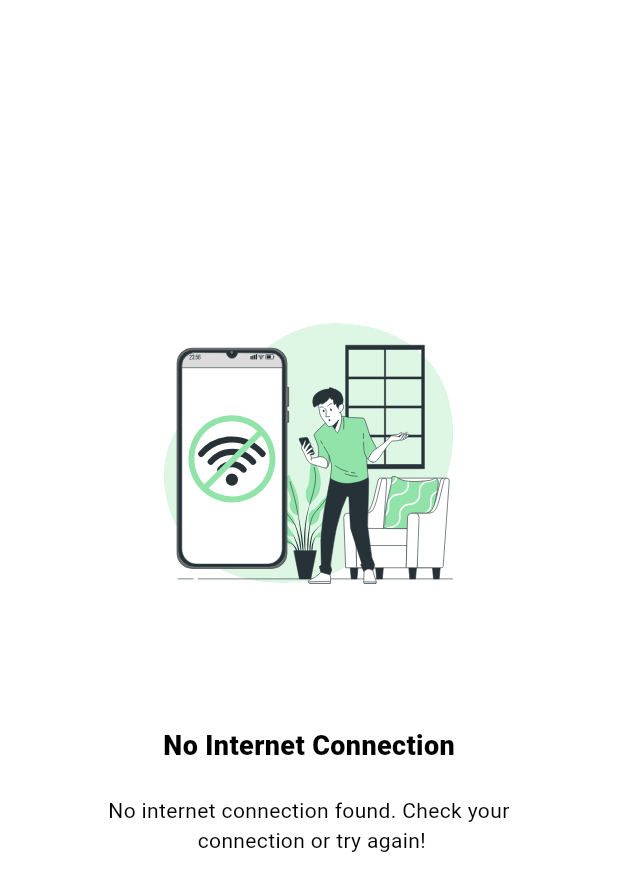
After one commit to Zafarbek708k/ddd_firebase, a Flutter app: the NoInternet screen opened directly, on a phone screen of 412 x 824 dp. The commit adds this screen. Shown: the top 891 px of the screen. Run offline on Flutter 3.47's test engine with Material 3 defaults, Android fonts, the phone set to English and light mode, and no system bars; drawn by our look-alikes of keyboard_dismisser; our stand-ins replace bloc, connectivity_plus, device_preview, dio, firebase_auth, firebase_core and 9 more; missing offline and left inert: a package; accounts and stored records are empty; generated files the repository leaves out were written again; statements that could not run were skipped.

Commit message:
2 -  commit Try to connect Connectivity checker function

```diff
--- /dev/null
+++ b/lib/application/connectivity/connectivity_state.dart
@@ -0,0 +1,6 @@
+part of 'connectivity_cubit.dart';
+
+@freezed
+class ConnectivityState with _$ConnectivityState {
+  const factory ConnectivityState.initial() = _Initial;
+}
--- a/lib/application/home_bloc/home_event.dart
+++ b/lib/application/home_bloc/home_event.dart
@@ -3,4 +3,5 @@ part of 'home_bloc.dart';
 @freezed
 class HomeEvent with _$HomeEvent {
   const factory HomeEvent.started() = _Started;
+  const factory HomeEvent.fetchData({required String animalName}) = FetchData;
 }
--- a/lib/application/home_bloc/home_state.dart
+++ b/lib/application/home_bloc/home_state.dart
@@ -3,4 +3,7 @@ part of 'home_bloc.dart';
 @freezed
 class HomeState with _$HomeState {
   const factory HomeState.initial() = _Initial;
+  const factory HomeState.loading() = _Loading;
+  const factory HomeState.loaded({required List<AnimalModel> items}) = _Loaded;
+  const factory HomeState.error({required String msg}) = _Error;
 }
--- /dev/null
+++ b/lib/presentation/pages/no_internet/no_internet.dart
@@ -0,0 +1,53 @@
+import 'dart:developer';
+
+import 'package:ddd_firebase/presentation/core/const/all_library.dart';
+import 'package:flutter_svg/svg.dart';
+
+class NoInternet extends StatefulWidget {
+  const NoInternet({super.key});
+
+  @override
+  State<NoInternet> createState() => _NoInternetState();
+}
+
+class _NoInternetState extends State<NoInternet> {
+  @override
+  Widget build(BuildContext context) {
+    return PopScope(
+      onPopInvoked: (value) async {
+        log("PopScope Value: $value");
+      },
+      child: Scaffold(
+        body: Center(
+          child: Column(
+            mainAxisAlignment: MainAxisAlignment.center,
+            crossAxisAlignment: CrossAxisAlignment.center,
+            children: [
+              SizedBox(height: 200, child: SvgPicture.asset("assets/svg/No-connection-bro.svg")),
+              const SizedBox(height: 80),
+              const Text(
+                'No Internet Connection',
+                style: TextStyle(
+                  color: Colors.black,
+                  fontWeight: FontWeight.w800,
+                  fontSize: 18,
+                ),
+              ),
+              const SizedBox(height: 20),
+              const Text(
+                'No internet connection found. Check your \n connection or try again!',
+                textAlign: TextAlign.center,
+                style: TextStyle(
+                  color: Colors.black,
+                  fontWeight: FontWeight.w400,
+                  fontSize: 14,
+                ),
+              ),
+              const SizedBox(height: 50),
+            ],
+          ),
+        ),
+      ),
+    );
+  }
+}
```
Also changed, not shown: lib/application/connectivity/connectivity_cubit.dart (added, +9 -0 lines), lib/application/home_bloc/home_bloc.dart (+34 -3 lines), lib/domain/connection_handler/connection_status_listener.dart (added, +96 -0 lines), lib/presentation/core/widgtes/animal_item_home_widget.dart (added, +78 -0 lines), lib/presentation/pages/home/home.dart (+50 -75 lines), assets/svg/No-connection-bro.svg (added), lib/application/home_bloc/home_bloc.freezed.dart.
